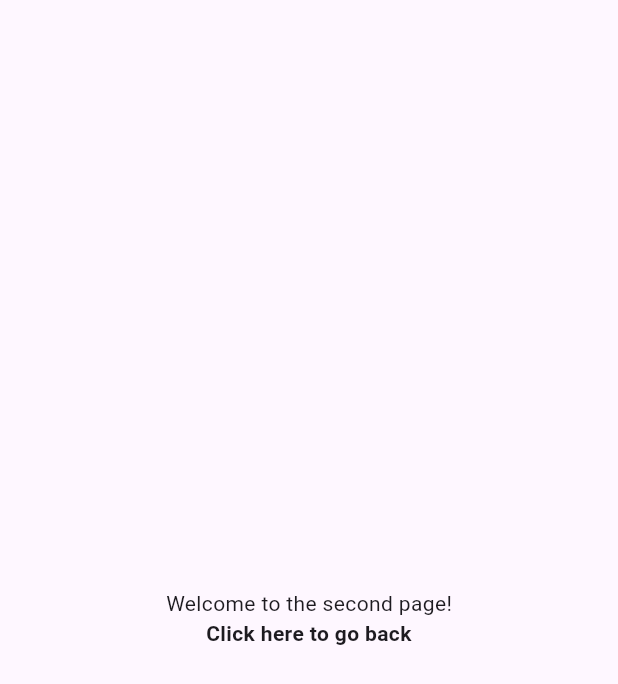
After one commit to DheniAditya/dicoding_submission, a Flutter app: the screen it shows after launch, after a tap on "Klik Disini!", on a phone screen of 412 x 824 dp. The commit adds this screen. Shown: the top 684 px of the screen. Run offline on Flutter 3.47's test engine with Material 3 defaults, Android fonts, the phone set to English and light mode, and no system bars.

Commit message:
pengerjaan yang lupa belum dicommit

```diff
--- a/lib/main.dart
+++ b/lib/main.dart
@@ -1,3 +1,4 @@
+import 'package:dicoding_submission/secondpage.dart';
 import 'package:flutter/material.dart';
 
 void main() {
@@ -40,12 +41,16 @@ class _MyHomePageState extends State<MyHomePage> {
       ),
       body: Center(
         child: InkWell(
+            onTap: () {
+              Navigator.push(context,
+                  MaterialPageRoute(builder: ((context) => secondPage())));
+            },
             child: Text(
-          textAlign: TextAlign.center,
-          overflow: TextOverflow.ellipsis,
-          style: const TextStyle(fontWeight: FontWeight.bold),
-          'Klik Disini!',
-        )),
+              textAlign: TextAlign.center,
+              overflow: TextOverflow.ellipsis,
+              style: const TextStyle(fontWeight: FontWeight.bold),
+              'Klik Disini!',
+            )),
       ),
     );
   }
--- /dev/null
+++ b/lib/secondpage.dart
@@ -0,0 +1,31 @@
+import 'package:flutter/material.dart';
+
+class secondPage extends StatelessWidget {
+  const secondPage({super.key});
+
+  @override
+  Widget build(BuildContext context) {
+    return Scaffold(
+      body: Column(
+        mainAxisAlignment: MainAxisAlignment.center,
+        children: [
+          Center(
+            child: Text('Welcome to the second page!'),
+          ),
+          Center(
+            child: InkWell(
+                onTap: () {
+                  Navigator.pop(context);
+                },
+                child: Text(
+                  'Click here to go back',
+                  textAlign: TextAlign.center,
+                  overflow: TextOverflow.ellipsis,
+                  style: const TextStyle(fontWeight: FontWeight.bold),
+                )),
+          ),
+        ],
+      ),
+    );
+  }
+}
```
